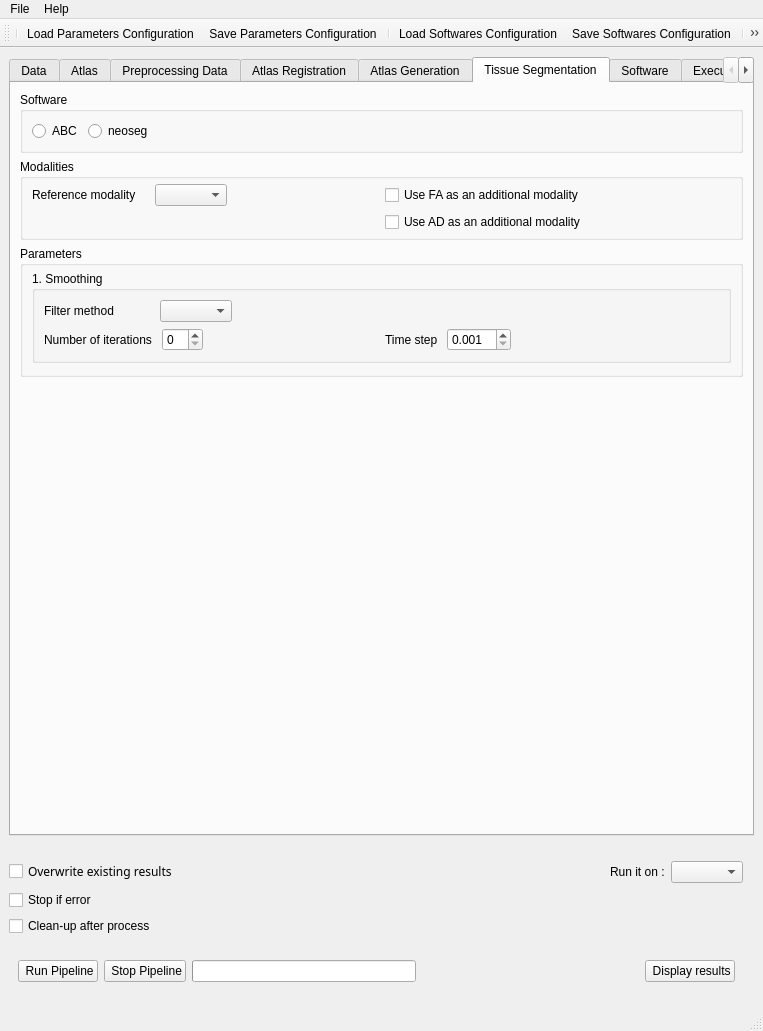
This is NeosegPipeline/Window.ui in hay318/NeosegPipeline as Qt 5 draws it before an edit. The edited form follows.
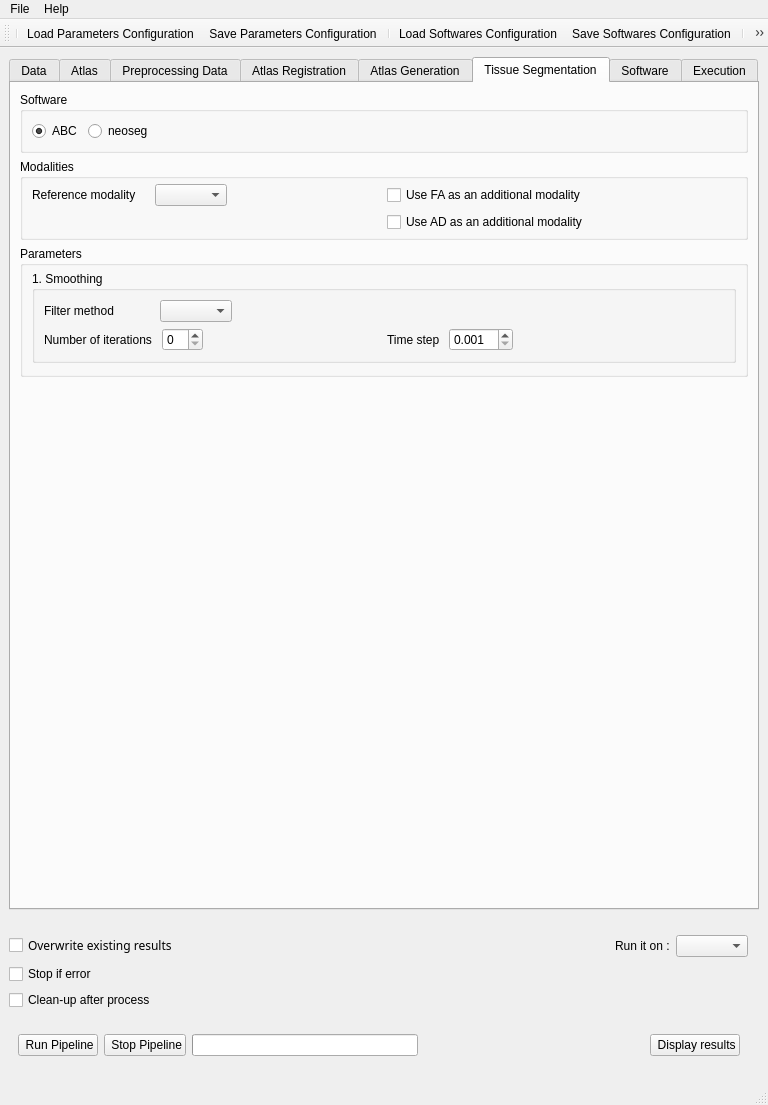
This is the edited form. Icons and pictures are not drawn.

What changed in the file:
```diff
--- a/NeosegPipeline/Window.ui
+++ b/NeosegPipeline/Window.ui
@@ -6,8 +6,8 @@
    <rect>
     <x>0</x>
     <y>0</y>
-    <width>763</width>
-    <height>1031</height>
+    <width>768</width>
+    <height>1105</height>
    </rect>
   </property>
   <property name="minimumSize">
@@ -2001,6 +2001,9 @@
              <property name="text">
               <string>ABC</string>
              </property>
+             <property name="checked">
+              <bool>true</bool>
+             </property>
             </widget>
            </item>
            <item>
@@ -2753,7 +2756,7 @@
     <rect>
      <x>0</x>
      <y>0</y>
-     <width>763</width>
+     <width>768</width>
      <height>22</height>
     </rect>
    </property>
```
Left out of the diff: 326 changed lines with no effect on the pictures.
